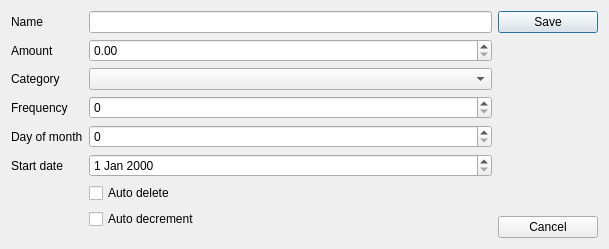
Qt form ui/dlg_planned_expenses_edit.ui (feisele77/Expense_Tracker) before a commit.
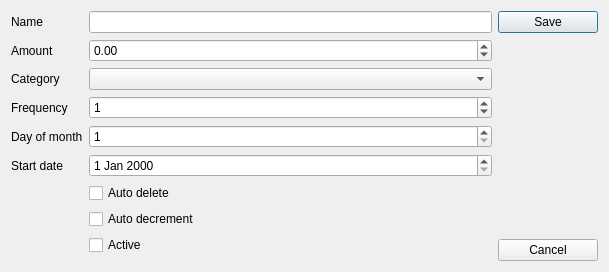
The same form after that commit.

Commit message: Dialogs for Planned Expenses and Category Mappings

Diff of the .ui file:
```diff
--- a/ui/dlg_planned_expenses_edit.ui
+++ b/ui/dlg_planned_expenses_edit.ui
@@ -7,7 +7,7 @@
     <x>0</x>
     <y>0</y>
     <width>609</width>
-    <height>249</height>
+    <height>260</height>
    </rect>
   </property>
   <property name="windowTitle">
@@ -34,7 +34,14 @@
       </widget>
      </item>
      <item row="1" column="1">
-      <widget class="QDoubleSpinBox" name="spn_amount"/>
+      <widget class="QDoubleSpinBox" name="spn_amount">
+       <property name="minimum">
+        <double>-10000.000000000000000</double>
+       </property>
+       <property name="maximum">
+        <double>10000.000000000000000</double>
+       </property>
+      </widget>
      </item>
      <item row="2" column="0">
       <widget class="QLabel" name="label_3">
@@ -54,7 +61,14 @@
       </widget>
      </item>
      <item row="3" column="1">
-      <widget class="QSpinBox" name="spn_frequency"/>
+      <widget class="QSpinBox" name="spn_frequency">
+       <property name="maximum">
+        <number>12</number>
+       </property>
+       <property name="value">
+        <number>1</number>
+       </property>
+      </widget>
      </item>
      <item row="4" column="0">
       <widget class="QLabel" name="label_5">
@@ -64,7 +78,14 @@
       </widget>
      </item>
      <item row="4" column="1">
-      <widget class="QSpinBox" name="spn_day"/>
+      <widget class="QSpinBox" name="spn_day">
+       <property name="minimum">
+        <number>1</number>
+       </property>
+       <property name="maximum">
+        <number>31</number>
+       </property>
+      </widget>
      </item>
      <item row="5" column="0">
       <widget class="QLabel" name="label_6">
@@ -90,7 +111,7 @@
        </property>
       </widget>
      </item>
-     <item row="8" column="1">
+     <item row="9" column="1">
       <spacer name="verticalSpacer_2">
        <property name="orientation">
         <enum>Qt::Vertical</enum>
@@ -103,6 +124,13 @@
        </property>
       </spacer>
      </item>
+     <item row="8" column="1">
+      <widget class="QCheckBox" name="chk_active">
+       <property name="text">
+        <string>Active</string>
+       </property>
+      </widget>
+     </item>
     </layout>
    </item>
    <item>
```
The commit also changes 10 other files.
